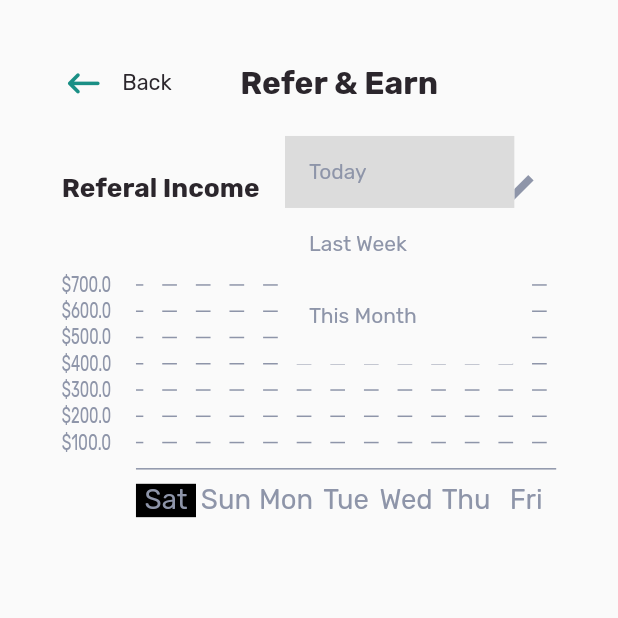
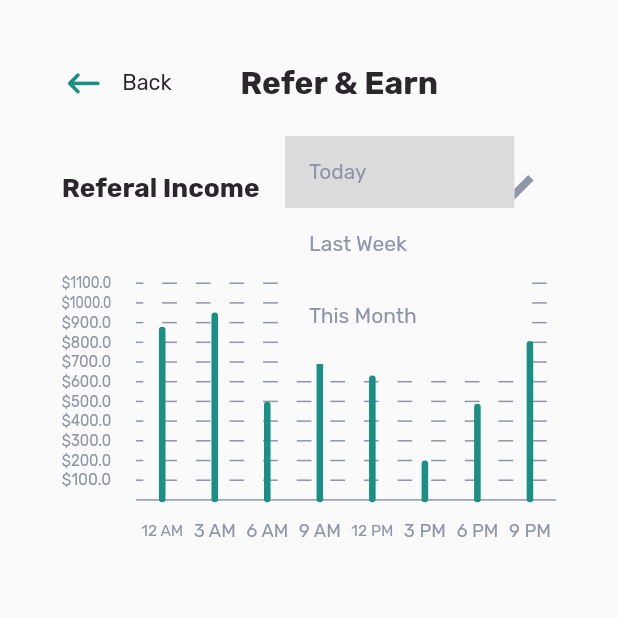
Before and after one commit to dalyathan/Referral-Program, a Flutter app: the screen it shows after launch, after a tap on "Today", on a phone screen of 412 x 824 dp, the top half of it. Run offline on Flutter 3.47's test engine with Material 2 defaults, Android fonts, the phone set to English and light mode, and no system bars; our stand-ins replace google_fonts.

Commit message:
doen with the graph part

```diff
--- a/lib/painters/refer_and_earn/broken_lines.dart
+++ b/lib/painters/refer_and_earn/broken_lines.dart
@@ -2,11 +2,14 @@ import 'package:dribbble_mahmudul_hasan_manik_referral_program/style.dart';
 import 'package:flutter/material.dart';
 
 class BrokenLinePainter extends CustomPainter {
+  final double lineThickness;
+
+  BrokenLinePainter(this.lineThickness);
   @override
   void paint(Canvas canvas, Size size) {
     Paint brush = Paint()
       ..color = MyStyle.fadedBlackish
-      ..strokeWidth = 1;
+      ..strokeWidth = lineThickness;
     double breakBetweenLinesRatio = 0.045;
     double fractureLength = 0.035;
     Offset start = Offset(0, size.height * 0.5);
--- a/lib/painters/refer_and_earn/graph_bar.dart
+++ /dev/null
@@ -1,11 +0,0 @@
-import 'package:flutter/material.dart';
-
-class GraphBarPainter extends CustomPainter {
-  @override
-  void paint(Canvas canvas, Size size) {
-    // TODO: implement paint
-  }
-
-  @override
-  bool shouldRepaint(covariant CustomPainter oldDelegate) => true;
-}
--- /dev/null
+++ b/lib/painters/refer_and_earn/single_bar.dart
@@ -0,0 +1,22 @@
+import 'package:flutter/material.dart';
+
+import '../../style.dart';
+
+class SingleBarPainter extends CustomPainter {
+  @override
+  void paint(Canvas canvas, Size size) {
+    double greenBarWidthRatio = 0.125;
+    Paint brush = Paint()
+      ..strokeCap = StrokeCap.round
+      ..style = PaintingStyle.fill
+      ..strokeWidth = size.width * greenBarWidthRatio
+      ..color = MyStyle.greenish;
+    Offset bottom =
+        Offset(size.width * 0.5, size.width * greenBarWidthRatio * 0.5);
+    Offset top = Offset(bottom.dx, size.height);
+    canvas.drawLine(bottom, top, brush);
+  }
+
+  @override
+  bool shouldRepaint(covariant CustomPainter oldDelegate) => true;
+}
--- a/lib/screens/refer_and_earn.dart
+++ b/lib/screens/refer_and_earn.dart
@@ -1,10 +1,11 @@
-import 'package:dribbble_mahmudul_hasan_manik_referral_program/widgets/containers/refer_and_earn/bar_chart.dart';
+import 'package:dribbble_mahmudul_hasan_manik_referral_program/widgets/containers/refer_and_earn/bar_graph.dart';
+import 'package:dribbble_mahmudul_hasan_manik_referral_program/widgets/containers/refer_and_earn/graph.dart';
 
-import '../widgets/containers/refer_and_earn/graph_backdrop.dart';
+import '../widgets/containers/refer_and_earn/bar_graph_axes.dart';
 
 import '../style.dart';
 import '../widgets/containers/common/custom_app_bar.dart';
-import '../widgets/containers/refer_and_earn/select_date.dart';
+import '../widgets/containers/refer_and_earn/select_period.dart';
 import 'package:flutter/material.dart';
 
 class ReferAndEarn extends StatelessWidget {
@@ -15,8 +16,7 @@ class ReferAndEarn extends StatelessWidget {
     Size size = MediaQuery.of(context).size;
     double effectiveContentWidth =
         size.width * (1 - 2 * MyStyle.horizontalPaddingRatio);
-    double selectDateHeightRatio = 0.125;
-    double graphHeightRatio = 0.2;
+    double graphHeightRatio = 0.375;
     SizedBox spacer = SizedBox(
       height: 0.025 * size.height,
     );
@@ -34,23 +34,9 @@ class ReferAndEarn extends StatelessWidget {
                   height: size.height * MyStyle.appBarHeightRatio,
                   width: effectiveContentWidth),
               spacer,
-              SelectDate(
-                height: size.height * selectDateHeightRatio,
-                width: effectiveContentWidth,
-              ),
-              spacer,
-              BarChartContainer(
+              GraphContainer(
                   width: effectiveContentWidth,
-                  height: size.height * graphHeightRatio,
-                  points: const {
-                    'Sat': '410',
-                    'Sun': '160',
-                    'Mon': '700',
-                    'Tue': '160',
-                    'Wed': '210',
-                    'Thu': '160',
-                    'Fri': '145'
-                  })
+                  height: size.height * graphHeightRatio)
             ],
           ),
         ),
--- /dev/null
+++ b/lib/util/data/DummyGraphData.dart
@@ -0,0 +1,37 @@
+// ignore_for_file: file_names
+class DummyGraphDataUtil {
+  static List<String> periods = [
+    'Today',
+    'Last Week',
+    'This Month',
+  ];
+  static Map<String, String> get(String period) {
+    return {
+      periods[0]: {
+        "12 AM": "850",
+        "3 AM": "920",
+        "6 AM": "480",
+        "9 AM": "1060",
+        "12 PM": "609",
+        "3 PM": "190",
+        "6 PM": "470",
+        "9 PM": "780",
+      },
+      periods[1]: {
+        'Sat': '410',
+        'Sun': '170',
+        'Mon': '567',
+        'Tue': '190',
+        'Wed': '210',
+        'Thu': '190',
+        'Fri': '105'
+      },
+      periods[2]: {
+        "Week 1": "1700",
+        "Week 2": "2400",
+        "Week 3": "1800",
+        "Week 4": "1800",
+      }
+    }[period]!;
+  }
+}
--- a/lib/widgets/containers/common/custom_app_bar.dart
+++ b/lib/widgets/containers/common/custom_app_bar.dart
@@ -18,10 +18,16 @@ class CustomAppBar extends StatelessWidget {
   Widget build(BuildContext context) {
     return Row(
       children: [
-        Icon(
-          Icons.keyboard_backspace_rounded,
-          color: MyStyle.greenish,
-          size: height * 0.5,
+        InkResponse(
+          splashColor: MyStyle.blackish,
+          radius: height * 0.5,
+          child: Ink(
+            child: Icon(
+              Icons.keyboard_backspace_rounded,
+              color: MyStyle.greenish,
+              size: height * 0.5,
+            ),
+          ),
         ),
         const Spacer(
           flex: 1,
--- a/lib/widgets/containers/refer_and_earn/bar_chart.dart
+++ b/lib/widgets/containers/refer_and_earn/bar_graph.dart
@@ -1,14 +1,16 @@
 import 'dart:math';
 
-import 'package:dribbble_mahmudul_hasan_manik_referral_program/widgets/containers/refer_and_earn/graph_backdrop.dart';
+import 'package:dribbble_mahmudul_hasan_manik_referral_program/widgets/containers/refer_and_earn/bar_graph_axes.dart';
 import 'package:flutter/material.dart';
 
-class BarChartContainer extends StatelessWidget {
+import 'bars.dart';
+
+class BarGraphContainer extends StatelessWidget {
   final double width;
   final double height;
   final Map<String, String> points;
   late List<String> yAxisPoints;
-  BarChartContainer(
+  BarGraphContainer(
       {Key? key,
       required this.width,
       required this.height,
@@ -20,15 +22,28 @@ class BarChartContainer extends StatelessWidget {
     yAxisPoints = getYaxisPoints();
     double xAxisHeightRatio = 0.15;
     double xAxisWidthRatio = 0.85;
+    double topYPointOffsetRatio = (1 / (yAxisPoints.length + 1)) * 0.5;
+    double lineThickness = 1;
     return Stack(
       children: [
-        GraphBackdrop(
+        BarGraphAxesContainer(
           points: points,
           height: height,
           width: width,
           yAxisPoints: yAxisPoints,
           xAxisHeightRatio: xAxisHeightRatio,
           xAxisWidthRatio: xAxisWidthRatio,
+          lineThickness: lineThickness,
+        ),
+        Positioned(
+          top: height * topYPointOffsetRatio - lineThickness * 0.5,
+          left: width * (1 - xAxisWidthRatio),
+          child: BarsContainer(
+            height: height * (1 - xAxisHeightRatio - 2 * topYPointOffsetRatio) +
+                lineThickness,
+            width: width * xAxisWidthRatio,
+            yValues: List.from(points.values),
+          ),
         )
       ],
     );
@@ -36,7 +51,6 @@ class BarChartContainer extends StatelessWidget {
 
   List<String> getYaxisPoints({double divideBy = 100}) {
     List<double> ys = points.values.map((e) => double.parse(e)).toList();
-    double minY = ys.reduce(min);
     double maxY = ys.reduce(max);
     int length = (maxY / divideBy).ceil();
     return List<String>.generate(
--- a/lib/widgets/containers/refer_and_earn/graph_backdrop.dart
+++ b/lib/widgets/containers/refer_and_earn/bar_graph_axes.dart
@@ -3,21 +3,23 @@ import 'package:flutter/material.dart';
 
 import '../../../style.dart';
 
-class GraphBackdrop extends StatelessWidget {
+class BarGraphAxesContainer extends StatelessWidget {
   final Map<String, String> points;
   final List<String> yAxisPoints;
   final double width;
   final double height;
   final double xAxisHeightRatio;
   final double xAxisWidthRatio;
-  GraphBackdrop(
+  final double lineThickness;
+  const BarGraphAxesContainer(
       {Key? key,
       required this.points,
       required this.width,
       required this.height,
       required this.yAxisPoints,
       required this.xAxisHeightRatio,
-      required this.xAxisWidthRatio})
+      required this.xAxisWidthRatio,
+      required this.lineThickness})
       : super(key: key);
 
   @override
@@ -61,14 +63,14 @@ class GraphBackdrop extends StatelessWidget {
                   child: Align(
                     alignment: Alignment.centerRight,
                     child: Container(
-                      height: 1,
+                      height: lineThickness,
                       width: lineWidth,
                       color: MyStyle.fadedBlackish,
                     ),
                   ),
                 )
               : CustomPaint(
-                  painter: BrokenLinePainter(),
+                  painter: BrokenLinePainter(lineThickness),
                   size: Size(lineWidth, rowHeight),
                 )
         ],
@@ -78,17 +80,27 @@ class GraphBackdrop extends StatelessWidget {
 
   Widget drawXAxis(double xAxisHeight, double xAxisWidth) {
     List<String> xs = List<String>.from(points.keys);
-    double oneXWidth = xAxisWidth / xs.length;
-    double oneXHeight = xAxisHeight * 0.9;
-    return Row(
+    double oneXWidth = (xAxisWidth / xs.length);
+    double oneXHeight = xAxisHeight;
+    return SizedBox(
+      height: xAxisHeight,
+      width: width,
+      child: Row(
+        crossAxisAlignment: CrossAxisAlignment.stretch,
+        mainAxisSize: MainAxisSize.max,
         children: [
           pointOnYAxis('', width - xAxisWidth, xAxisHeight),
           Row(
+            mainAxisSize: MainAxisSize.max,
+            mainAxisAlignment: MainAxisAlignment.spaceBetween,
             children: xs
-              .map((e) => Container(
+                .map((e) => SizedBox(
                       width: oneXWidth,
                       height: oneXHeight,
-                    color: e == 'Sat' ? Colors.black : Colors.transparent,
+                      child: Center(
+                        child: SizedBox(
+                          width: oneXWidth * 0.8,
+                          height: oneXHeight,
                           child: FittedBox(
                             fit: BoxFit.contain,
                             child: Text(
@@ -97,10 +109,13 @@ class GraphBackdrop extends StatelessWidget {
                                   .copyWith(color: MyStyle.fadedBlackish),
                             ),
                           ),
+                        ),
+                      ),
                     ))
                 .toList(),
           )
         ],
+      ),
     );
   }
 
--- /dev/null
+++ b/lib/widgets/containers/refer_and_earn/bars.dart
@@ -0,0 +1,35 @@
+import 'dart:math';
+
+import 'package:dribbble_mahmudul_hasan_manik_referral_program/widgets/containers/refer_and_earn/single_bar.dart';
+import 'package:flutter/material.dart';
+
+class BarsContainer extends StatelessWidget {
+  final double height;
+  final double width;
+  final List<String> yValues;
+  const BarsContainer(
+      {Key? key,
+      required this.height,
+      required this.width,
+      required this.yValues})
+      : super(key: key);
+
+  @override
+  Widget build(BuildContext context) {
+    double singleBarWidth = width / yValues.length;
+    double maxValue = yValues.map((e) => double.parse(e)).toList().reduce(max);
+    return Container(
+      height: height,
+      width: width,
+      child: Row(
+        crossAxisAlignment: CrossAxisAlignment.end,
+        children: yValues
+            .map((e) => SingleBarContainer(
+                yValue: e,
+                width: singleBarWidth,
+                height: height * (double.parse(e) / maxValue)))
+            .toList(),
+      ),
+    );
+  }
+}
--- /dev/null
+++ b/lib/widgets/containers/refer_and_earn/graph.dart
@@ -0,0 +1,44 @@
+import 'package:dribbble_mahmudul_hasan_manik_referral_program/util/data/DummyGraphData.dart';
+
+import '../../../widgets/containers/refer_and_earn/bar_graph.dart';
+import '../../../widgets/containers/refer_and_earn/select_period.dart';
+import 'package:flutter/material.dart';
+
+class GraphContainer extends StatefulWidget {
+  final double width;
+  final double height;
+  const GraphContainer({Key? key, required this.width, required this.height})
+      : super(key: key);
+
+  @override
+  State<GraphContainer> createState() => _GraphContainerState();
+}
+
+class _GraphContainerState extends State<GraphContainer> {
+  double barGraphHeightRatio = 0.6;
+  double selectDateHeightRatio = 0.33;
+  String currentPeriod = DummyGraphDataUtil.periods[0];
+  @override
+  Widget build(BuildContext context) {
+    return Column(
+      mainAxisAlignment: MainAxisAlignment.spaceBetween,
+      children: [
+        SelectPeridoContainer(
+          height: widget.height * selectDateHeightRatio,
+          width: widget.width,
+          period: currentPeriod,
+          selectPeriod: (newPeriod) =>
+              setState(() => {currentPeriod = newPeriod}),
+        ),
+        SizedBox(
+          height: widget.height *
+              (1 - (selectDateHeightRatio + barGraphHeightRatio)),
+        ),
+        BarGraphContainer(
+            width: widget.width,
+            height: widget.height * barGraphHeightRatio,
+            points: DummyGraphDataUtil.get(currentPeriod))
+      ],
+    );
+  }
+}
--- a/lib/widgets/containers/refer_and_earn/select_date.dart
+++ b/lib/widgets/containers/refer_and_earn/select_period.dart
@@ -1,19 +1,26 @@
+import '../../../util/data/DummyGraphData.dart';
 import 'package:flutter/material.dart';
 
 import '../../../style.dart';
 
-class SelectDate extends StatefulWidget {
+class SelectPeridoContainer extends StatefulWidget {
   final double height;
   final double width;
-  const SelectDate({Key? key, required this.height, required this.width})
+  final String period;
+  final Function(String) selectPeriod;
+  const SelectPeridoContainer(
+      {Key? key,
+      required this.height,
+      required this.width,
+      required this.period,
+      required this.selectPeriod})
       : super(key: key);
 
   @override
-  State<SelectDate> createState() => _SelectDateState();
+  State<SelectPeridoContainer> createState() => _SelectPeridoContainerState();
 }
 
-class _SelectDateState extends State<SelectDate> {
-  String listValue = 'Today';
+class _SelectPeridoContainerState extends State<SelectPeridoContainer> {
   @override
   Widget build(BuildContext context) {
     double dropdownButtonWidth = widget.width * 0.5;
@@ -39,12 +46,8 @@ class _SelectDateState extends State<SelectDate> {
             fit: BoxFit.fitWidth,
             child: DropdownButtonHideUnderline(
               child: DropdownButton<String>(
-                value: listValue,
-                items: <String>[
-                  'Today',
-                  'Last Week',
-                  'This Month',
-                ].map((String value) {
+                value: widget.period,
+                items: DummyGraphDataUtil.periods.map((String value) {
                   return DropdownMenuItem<String>(
                     value: value,
                     child: Text(
@@ -52,9 +55,7 @@ class _SelectDateState extends State<SelectDate> {
                     ),
                   );
                 }).toList(),
-                onChanged: (newValue) => setState(() {
-                  listValue = newValue!;
-                }),
+                onChanged: (newValue) => widget.selectPeriod(newValue!),
                 icon: Icon(
                   Icons.expand_more_outlined,
                   color: MyStyle.fadedBlackish,
--- /dev/null
+++ b/lib/widgets/containers/refer_and_earn/single_bar.dart
@@ -0,0 +1,28 @@
+import 'package:dribbble_mahmudul_hasan_manik_referral_program/painters/refer_and_earn/single_bar.dart';
+import 'package:flutter/material.dart';
+
+class SingleBarContainer extends StatelessWidget {
+  final String yValue;
+  final double width;
+  final double height;
+  const SingleBarContainer(
+      {Key? key,
+      required this.yValue,
+      required this.width,
+      required this.height})
+      : super(key: key);
+
+  @override
+  Widget build(BuildContext context) {
+    return Tooltip(
+      message: yValue,
+      preferBelow: false,
+      triggerMode: TooltipTriggerMode.tap,
+      verticalOffset: height * 0.55,
+      child: CustomPaint(
+        size: Size(width, height),
+        painter: SingleBarPainter(),
+      ),
+    );
+  }
+}
```
Lines whose indentation alone changed are shown as unchanged.
